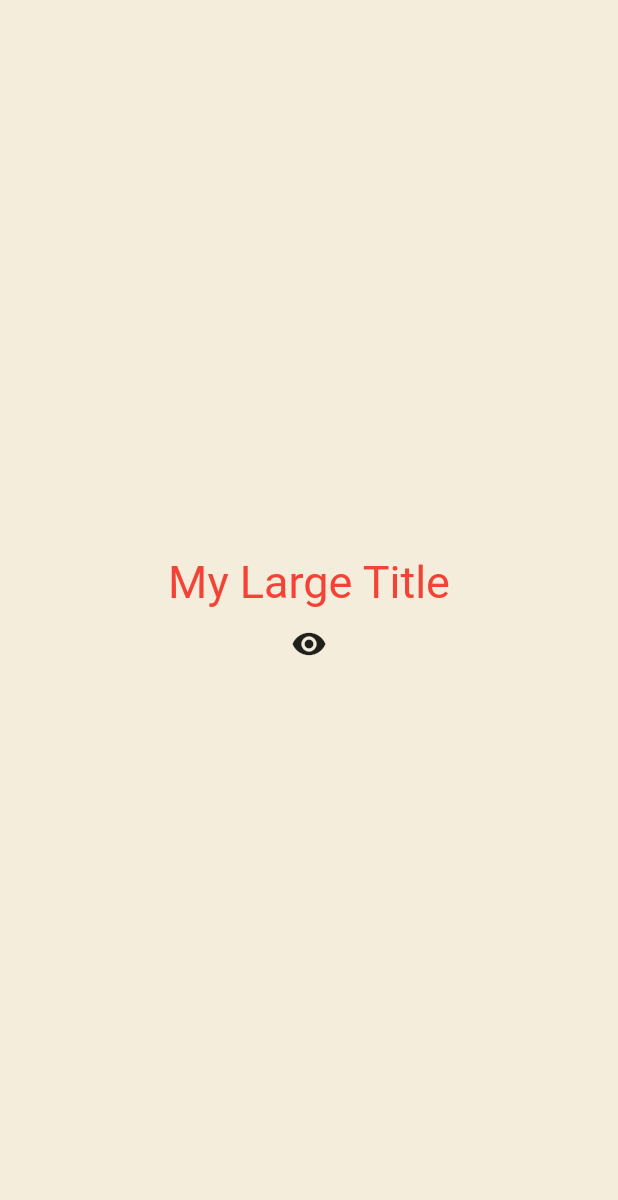
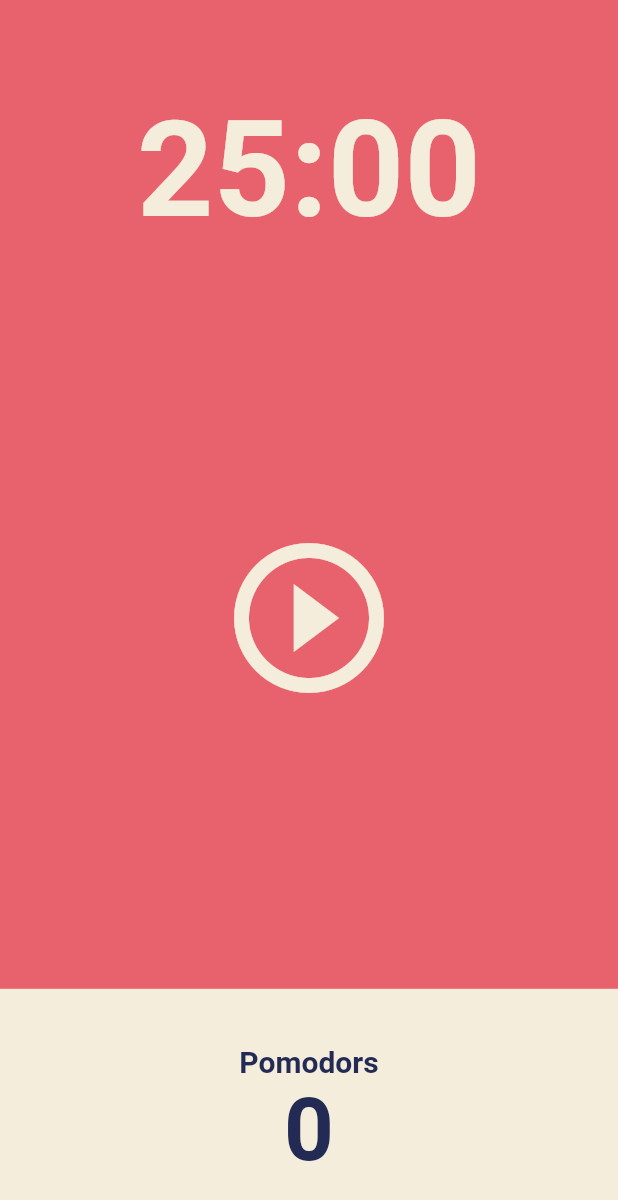
Before and after one commit to JIHYE0705/nomad-toonflix, a Flutter app: the screen it shows after launch, on a phone screen of 412 x 824 dp. Shown: the top 1200 px of the screen. Run offline on Flutter 3.47's test engine with Material 2 defaults, Android fonts, the phone set to English and light mode, and no system bars.

Commit message:
:lipstick: design: design main

```diff
--- a/lib/main.dart
+++ b/lib/main.dart
@@ -1,86 +1,27 @@
 import 'package:flutter/material.dart';
+import 'package:toonflix/screens/home_screen.dart';
 
 void main() {
   runApp(App());
 }
 
-class App extends StatefulWidget {
-
-  @override
-  State<App> createState() => _AppState();
-}
-
-class _AppState extends State<App> {
-  bool showTitle = true;
-
-  void toggleTitle() {
-    setState(() {
-      showTitle = !showTitle;
-    });
-  }
+class App extends StatelessWidget {
 
   @override
   Widget build(BuildContext context) {
     return MaterialApp(
       theme: ThemeData(
+        colorScheme: ColorScheme.fromSwatch(
+          backgroundColor: const Color(0xFFE7626C),
+        ),
         textTheme: const TextTheme(
-          titleLarge: TextStyle(
-            color: Colors.red,
+          displayLarge: TextStyle(
+            color: Color(0xFF232B55),
           ),
         ),
+        cardColor: const Color(0xFFF4EDDB),
       ),
-      home: Scaffold(
-        backgroundColor: const Color(0xFFF4EDDB),
-        body: Center(
-          child: Column(
-            mainAxisAlignment: MainAxisAlignment.center,
-            children: [
-              showTitle ? const MyLargeTitle() : const Text('nothing'),
-              IconButton(
-                  onPressed: toggleTitle,
-                  icon: const Icon(Icons.remove_red_eye)
-              ),
-            ],
-          ),
-        ),
-      ),
+      home: const HomeScreen(),
     );
   }
 }
-
-class MyLargeTitle extends StatefulWidget {
-  const MyLargeTitle({
-    super.key,
-  });
-
-  @override
-  State<MyLargeTitle> createState() => _MyLargeTitleState();
-}
-
-class _MyLargeTitleState extends State<MyLargeTitle> {
-
-  int count = 0;
-
-  @override
-  void initState() {
-    super.initState();
-    print('initState!');
-  }
-
-  @override
-  void dispose() {
-    super.dispose();
-    print('dispose!');
-  }
-
-  @override
-  Widget build(BuildContext context) {
-    print('build!');
-    return Text('My Large Title',
-      style: TextStyle(
-        fontSize: 30,
-        color: Theme.of(context).textTheme.titleLarge?.color,
-      ),
-    );
-  }
-}
--- /dev/null
+++ b/lib/screens/home_screen.dart
@@ -0,0 +1,78 @@
+import 'package:flutter/material.dart';
+
+class HomeScreen extends StatefulWidget {
+  const HomeScreen({super.key});
+
+  @override
+  State<HomeScreen> createState() => _HomeScreenState();
+}
+
+class _HomeScreenState extends State<HomeScreen> {
+  @override
+  Widget build(BuildContext context) {
+    return Scaffold(
+      backgroundColor: Theme.of(context).colorScheme.background,
+      body: Column(
+        children: [
+          Flexible(
+            flex: 1,
+            child: Container(
+              alignment: Alignment.bottomCenter,
+              child: Text('25:00',
+                style: TextStyle(
+                  color: Theme.of(context).cardColor,
+                  fontSize: 89,
+                  fontWeight: FontWeight.w600,
+                ),
+              ),
+            ),
+          ),
+          Flexible(
+            flex: 3,
+            child: Center(
+              child: IconButton(
+                iconSize: 120,
+                color: Theme.of(context).cardColor,
+                onPressed: () {},
+                icon: const Icon(Icons.play_circle_outline),
+              ),
+            ),
+          ),
+          Flexible(
+            flex: 1,
+            child: Row(
+              children: [
+                Expanded(
+                  child: Container(
+                    decoration: BoxDecoration(
+                      color: Theme.of(context).cardColor,
+                    ),
+                    child: Column(
+                      mainAxisAlignment: MainAxisAlignment.center,
+                      children: [
+                        Text('Pomodors',
+                          style: TextStyle(
+                            fontSize: 20,
+                            fontWeight: FontWeight.w600,
+                            color: Theme.of(context).textTheme.displayLarge!.color,
+                          ),
+                        ),
+                        Text('0',
+                          style: TextStyle(
+                            fontSize: 58,
+                            fontWeight: FontWeight.w600,
+                            color: Theme.of(context).textTheme.displayLarge!.color,
+                          ),
+                        ),
+                      ],
+                    ),
+                  ),
+                ),
+              ],
+            ),
+          ),
+        ],
+      ),
+    );
+  }
+}
```
